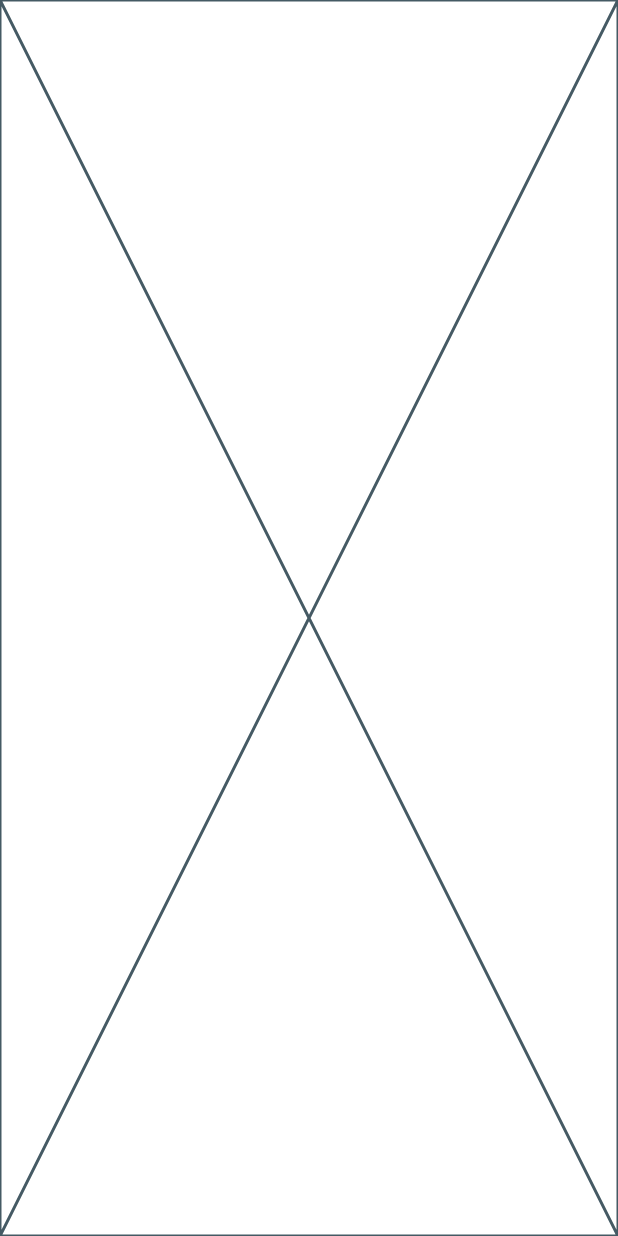
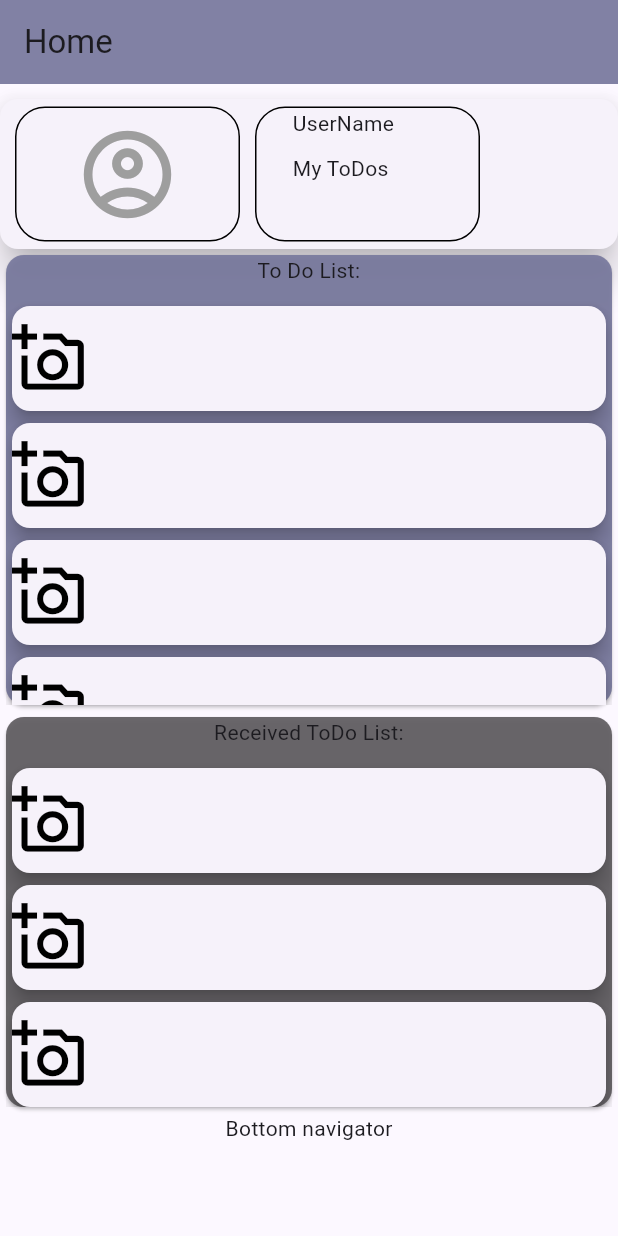
Before and after one commit to emilakerman/YouDoYou, a Flutter app: the screen it shows after launch, on a phone screen of 412 x 824 dp. Run offline on Flutter 3.47's test engine with Material 2 defaults, Android fonts, the phone set to English and light mode, and no system bars; our stand-ins replace firebase_core, flutter_riverpod, go_router; accounts and stored records are empty.

Commit message:
Created HomeWidget and its components

```diff
--- /dev/null
+++ b/lib/home_screen/widgets/home.dart
@@ -0,0 +1,36 @@
+import 'package:flutter/material.dart';
+import 'package:youdoyou/constants/app_colors.dart';
+import 'package:youdoyou/home_screen/widgets/home_header.dart';
+import 'package:youdoyou/home_screen/widgets/received_todo_list.dart';
+import 'package:youdoyou/home_screen/widgets/users_todo_list.dart';
+
+class Home extends StatelessWidget {
+  final String title = 'Home';
+  const Home({super.key});
+
+  @override
+  Widget build(BuildContext context) {
+    return MaterialApp(
+      //title: 'YouDoYou',
+      debugShowCheckedModeBanner: false,
+      theme: ThemeData(
+        colorScheme: ColorScheme.fromSeed(seedColor: AppColors.seconday),
+        useMaterial3: true,
+      ),
+      home: Scaffold(
+        appBar: AppBar(
+          title: Text(title),
+          backgroundColor: AppColors.complement,
+        ),
+        body: const Column(
+          children: [
+            HomeHeader(),
+            ToDoList(),
+            ReceivedToDoList(),
+            Text('Bottom navigator'),
+          ],
+        ),
+      ),
+    );
+  }
+}
--- /dev/null
+++ b/lib/home_screen/widgets/home_header.dart
@@ -0,0 +1,67 @@
+import 'package:flutter/material.dart';
+import 'package:youdoyou/constants/app_colors.dart';
+
+class HomeHeader extends StatelessWidget {
+
+  const HomeHeader({super.key});
+
+  @override
+  Widget build(BuildContext context) {
+    return Card(
+      //color: AppColors.additional,
+      margin: EdgeInsets.only(top: 10),
+      elevation: 10,
+      child: Container(
+        height: 100,
+        width: double.infinity,
+        child: Row(
+          crossAxisAlignment: CrossAxisAlignment.center,
+          //mainAxisAlignment: MainAxisAlignment.spaceAround,
+
+          children: [
+            Container(
+              height: 90,
+              width: 150,
+              margin: EdgeInsets.only(left: 10, right: 10),
+                decoration: BoxDecoration(
+                border: Border.all(color: Colors.black),
+                borderRadius: BorderRadius.all(Radius.circular(20))
+                ),
+              child: const Icon(
+                Icons.account_circle_outlined,
+                color: Colors.grey,
+                size: 70,
+                ),
+            ),
+
+
+            Container(
+              height: 90,
+              width: 150,
+              decoration: BoxDecoration(
+                border: Border.all(color: Colors.black),
+                borderRadius: BorderRadius.all(Radius.circular(20))
+                ),
+              //margin: const EdgeInsets.only(top: 30),
+              child: const Column(
+                crossAxisAlignment: CrossAxisAlignment.center,
+                children: [
+                  SizedBox(
+                    height: 30,
+                    width: 100,
+                    child: Text('UserName', ),
+                    ),
+                  SizedBox(
+                    height: 30,
+                    width: 100,
+                    child: Text('My ToDos'),
+                    ),
+                ],
+              ),
+            ),
+          ],
+        ),
+      ),
+    );
+  }
+}
--- /dev/null
+++ b/lib/home_screen/widgets/received_todo_list.dart
@@ -0,0 +1,44 @@
+import 'package:flutter/material.dart';
+import 'package:youdoyou/constants/app_colors.dart';
+
+class ReceivedToDoList extends StatelessWidget {
+  const ReceivedToDoList({super.key});
+
+  @override
+  Widget build(BuildContext context) {
+    return Card(
+      color: AppColors.extra,
+      child: Column(
+        children: [
+          Container(
+            height: 30,
+            width: double.infinity,
+            child: Text('Received ToDo List:', textAlign: TextAlign.center,),
+            ),
+          Container(
+            height: 230,
+            child: ListView.builder(
+              itemCount: 8,
+              itemBuilder: (context, index) {
+                return Card(
+                  elevation: 5,
+                  child: Row(
+                    children: [
+                      Container(
+                        height: 70,
+                        child: Icon(Icons.add_a_photo_outlined,
+                        size: 50,
+                        color: Colors.black,
+                        ),
+                      ),
+                    ],
+                  ),
+                );
+              },
+            ),
+          ),
+        ],
+      ),
+    );
+  }
+}
--- /dev/null
+++ b/lib/home_screen/widgets/users_todo_list.dart
@@ -0,0 +1,44 @@
+import 'package:flutter/material.dart';
+import 'package:youdoyou/constants/app_colors.dart';
+
+class ToDoList extends StatelessWidget {
+  const ToDoList({super.key});
+
+  @override
+  Widget build(BuildContext context) {
+    return Card(
+      color: AppColors.complement,
+      child: Column(
+        children: [
+          Container(
+            height: 30,
+            width: double.infinity,
+            child: Text('To Do List:', textAlign: TextAlign.center,),
+            ),
+          Container(
+            height: 270,
+            child: ListView.builder(
+              itemCount: 10,
+              itemBuilder: (context, index) {
+                return Card(
+                  elevation: 5,
+                  child: Row(
+                    children: [
+                      Container(
+                        height: 70,
+                        child: Icon(Icons.add_a_photo_outlined,
+                        size: 50,
+                        color: Colors.black,
+                        ),
+                      ),
+                    ],
+                  ),
+                );
+              },
+            ),
+          ),
+        ],
+      ),
+    );
+  }
+}
--- a/lib/routing/go_router.dart
+++ b/lib/routing/go_router.dart
@@ -1,5 +1,6 @@
 import 'package:flutter/material.dart';
 import 'package:go_router/go_router.dart';
+import 'package:youdoyou/home_screen/widgets/home.dart';
 import 'package:youdoyou/routing/routes.dart';
 import 'package:flutter_riverpod/flutter_riverpod.dart';
 
@@ -13,7 +14,7 @@ final goRouterProvider = Provider<GoRouter>(
         GoRoute(
           path: '/',
           name: AppRoutes.root.name,
-          builder: (BuildContext context, GoRouterState state) => const Placeholder(),
+          builder: (BuildContext context, GoRouterState state) => const Home(),
           routes: [
             GoRoute(
               path: 'home',
```
Also changed, not shown: 1 other file.
